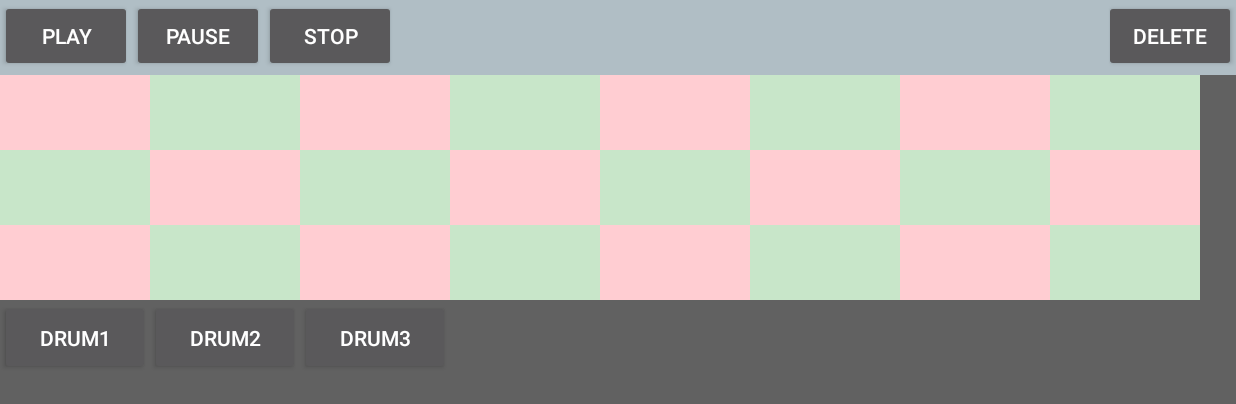
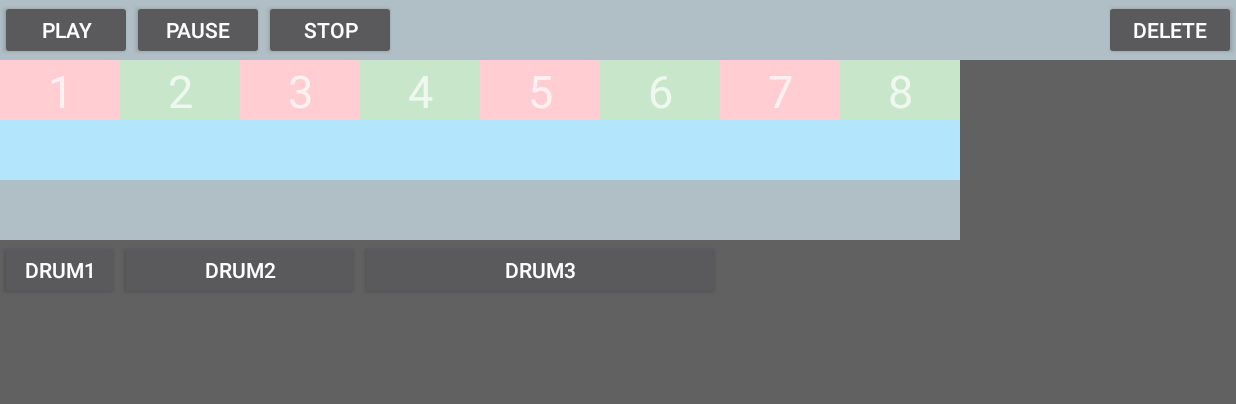
Before and after one commit to DarioArpesella/MusicMash, an Android app: the screen it shows after launch (MainActivity), on a phone screen of 824 x 412 dp (held sideways). Shown: the top 404 px of the screen. Run offline under Robolectric (Android 15) with nearby library versions, the phone set to English and light mode, and no system bars.

Commit message:
changed from table layout to relative layout

```diff
--- a/app/src/main/java/com/example/android/musicmash/MainActivity.java
+++ b/app/src/main/java/com/example/android/musicmash/MainActivity.java
@@ -5,6 +5,7 @@ import android.content.ClipData;
 import android.content.ClipDescription;
 import android.media.MediaPlayer;
 import android.os.Bundle;
+import android.text.Layout;
 import android.util.Log;
 import android.view.DragEvent;
 import android.view.View;
@@ -12,6 +13,7 @@ import android.view.View.OnDragListener;
 import android.widget.Button;
 import android.widget.LinearLayout;
 import android.view.View.OnClickListener;
+import android.widget.RelativeLayout;
 
 
 /*put a synopsis here
@@ -24,7 +26,7 @@ public class MainActivity extends Activity implements OnDragListener, View.OnLon
     MediaPlayer singleSoundByte;                                        //used in playSingleSoundByte method
     int singleSoundByteID;                                              //used in onClick and playSingleSoundByte methods
     static Button drum1, drum2, drum3;                                  //used in onDrag and onClick methods
-    LinearLayout cell_1_1, cell_1_2, cell_1_3;                          //used in onDrag and onClick methods
+    RelativeLayout rel1, rel2;                                          //used in onDrag and onClick methods
 
 
     @Override
@@ -38,9 +40,8 @@ public class MainActivity extends Activity implements OnDragListener, View.OnLon
         drum3 = (Button) findViewById(R.id.drum3);
 
         //link each layout to its respective xml id
-        cell_1_1 = (LinearLayout) findViewById(R.id.cell_1_1);
-        cell_1_2 = (LinearLayout) findViewById(R.id.cell_1_2);
-        cell_1_3 = (LinearLayout) findViewById(R.id.cell_1_3);
+        rel1 = (RelativeLayout) findViewById(R.id.rel1);
+        rel2 = (RelativeLayout) findViewById(R.id.rel2);
 
         //register a long click listener for the buttons
         drum1.setOnLongClickListener(this);
@@ -48,9 +49,8 @@ public class MainActivity extends Activity implements OnDragListener, View.OnLon
         drum3.setOnLongClickListener(this);
 
         //register drag event listeners for the target layout containers
-        cell_1_1.setOnDragListener(this);
-        cell_1_2.setOnDragListener(this);
-        cell_1_3.setOnDragListener(this);
+        rel1.setOnDragListener(this);
+        rel2.setOnDragListener(this);
     }
 
     //called when button has been touched and held
@@ -117,26 +117,17 @@ public class MainActivity extends Activity implements OnDragListener, View.OnLon
                 drag shadow released over the target view
                 the action only sent here if ACTION_DRAG_STARTED returned true
                 return true if successfully handled the drop else false*/
+                float x = draggedButtonView.getX();
+                Log.i(TAG, "x coord" + x);
 
-                //Looks at id of view button was dropped in and adds that button clone in said view (cell)
+                //Looks at id of view button was dropped in and adds that button clone in said view (relative layout)
                 switch (receivingLayoutView.getId()) {
-                    case R.id.cell_1_1:
+                    case R.id.rel1:
 
-                        Log.i(TAG, "cell_1_1");
-
-                        buttonSelection(draggedButtonView, receivingLayoutView);    //sends button and cell into buttonSelection method
+                        buttonSelection(draggedButtonView, receivingLayoutView);    //sends button and layout into buttonSelection method
                         return true;
 
-                    case R.id.cell_1_2:
-
-                        Log.i(TAG, "cell_1_2");
-
-                        buttonSelection(draggedButtonView, receivingLayoutView);
-                        return true;
-
-                    case R.id.cell_1_3:
-
-                        Log.i(TAG, "cell_1_3");
+                    case R.id.rel2:
 
                         buttonSelection(draggedButtonView, receivingLayoutView);
                         return true;
@@ -207,9 +198,9 @@ public class MainActivity extends Activity implements OnDragListener, View.OnLon
         }
     }
 
-    public boolean buttonSelection(View button, View cell) {
+    public boolean buttonSelection(View button, View layout) {
 
-        LinearLayout cellHolder = (LinearLayout) findViewById(cell.getId());    //gets the id of cell and places it in cellHolder
+        RelativeLayout layoutHolder = (RelativeLayout) findViewById(layout.getId());    //gets the id of layout and places it in layoutHolder
 
         switch (button.getId()) {
             case R.id.drum1:
@@ -223,8 +214,8 @@ public class MainActivity extends Activity implements OnDragListener, View.OnLon
                 drum1Cloned.setOnClickListener(this);         //setOnClickListener so that new button id can be sent to onClick method when tapped
                 drum1Cloned.setOnLongClickListener(this);     //setOnLongClickListener so that new button can be dragged
                 drum1Cloned.setWidth(drum1.getWidth());       //setWidth so that buttons look identical
-                drum1Cloned.setHeight(drum1.getHeight());     //setWidth so that buttons look identical
-                cellHolder.addView(drum1Cloned);              //add the new drum2Cloned button to top linear layout
+                drum1Cloned.setHeight(drum1.getHeight());     //setHeight so that buttons look identical
+                layoutHolder.addView(drum1Cloned);            //add the new drum1Cloned button to layout
                 return true;
 
             case R.id.drum2:
@@ -238,7 +229,7 @@ public class MainActivity extends Activity implements OnDragListener, View.OnLon
                 drum2Cloned.setOnLongClickListener(this);
                 drum2Cloned.setWidth(drum2.getWidth());
                 drum2Cloned.setHeight(drum2.getHeight());
-                cellHolder.addView(drum2Cloned);
+                layoutHolder.addView(drum2Cloned);
 
                 return true;
 
@@ -253,7 +244,7 @@ public class MainActivity extends Activity implements OnDragListener, View.OnLon
                 drum3Cloned.setOnLongClickListener(this);
                 drum3Cloned.setWidth(drum3.getWidth());
                 drum3Cloned.setHeight(drum3.getHeight());
-                cellHolder.addView(drum3Cloned);
+                layoutHolder.addView(drum3Cloned);
 
                 return true;
 
--- a/app/src/main/res/layout/activity_main.xml
+++ b/app/src/main/res/layout/activity_main.xml
@@ -8,7 +8,7 @@
 
     <RelativeLayout
         android:layout_width="match_parent"
-        android:layout_height="50dp"
+        android:layout_height="40dp"
         android:background="#B0BEC5"
         android:orientation="horizontal">
 
@@ -47,194 +47,116 @@
     <HorizontalScrollView
         android:id="@+id/top_hor_container"
         android:layout_width="match_parent"
-        android:layout_height="150dp"
+        android:layout_height="120dp"
         android:background="#616161">
 
         <TableLayout
             android:id="@+id/top_table_container"
             android:layout_width="match_parent"
-            android:layout_height="150dp"
+            android:layout_height="120dp"
             android:background="#CFD8DC">
 
             <TableRow>
 
-                <LinearLayout
+                <TextView
                     android:id="@+id/cell_1_1"
-                    android:layout_width="100dp"
-                    android:layout_height="50dp"
+                    android:layout_width="80dp"
+                    android:layout_height="40dp"
                     android:background="#FFCDD2"
+                    android:text="1"
+                    android:textSize="30dp"
+                    android:textAlignment="center"
                     android:orientation="horizontal" />
 
-                <LinearLayout
+                <TextView
                     android:id="@+id/cell_1_2"
-                    android:layout_width="100dp"
-                    android:layout_height="50dp"
+                    android:layout_width="80dp"
+                    android:layout_height="40dp"
                     android:background="#C8E6C9"
+                    android:text="2"
+                    android:textSize="30dp"
+                    android:textAlignment="center"
                     android:orientation="horizontal" />
 
-                <LinearLayout
+                <TextView
                     android:id="@+id/cell_1_3"
-                    android:layout_width="100dp"
-                    android:layout_height="50dp"
+                    android:layout_width="80dp"
+                    android:layout_height="40dp"
                     android:background="#FFCDD2"
+                    android:text="3"
+                    android:textSize="30dp"
+                    android:textAlignment="center"
                     android:orientation="horizontal" />
 
-                <LinearLayout
+                <TextView
                     android:id="@+id/cell_1_4"
-                    android:layout_width="100dp"
-                    android:layout_height="50dp"
+                    android:layout_width="80dp"
+                    android:layout_height="40dp"
                     android:background="#C8E6C9"
+                    android:text="4"
+                    android:textSize="30dp"
+                    android:textAlignment="center"
                     android:orientation="horizontal" />
 
-                <LinearLayout
+                <TextView
                     android:id="@+id/cell_1_5"
-                    android:layout_width="100dp"
-                    android:layout_height="50dp"
+                    android:layout_width="80dp"
+                    android:layout_height="40dp"
                     android:background="#FFCDD2"
+                    android:text="5"
+                    android:textSize="30dp"
+                    android:textAlignment="center"
                     android:orientation="horizontal" />
 
-                <LinearLayout
+                <TextView
                     android:id="@+id/cell_1_6"
-                    android:layout_width="100dp"
-                    android:layout_height="50dp"
+                    android:layout_width="80dp"
+                    android:layout_height="40dp"
                     android:background="#C8E6C9"
+                    android:text="6"
+                    android:textSize="30dp"
+                    android:textAlignment="center"
                     android:orientation="horizontal" />
 
-                <LinearLayout
+                <TextView
                     android:id="@+id/cell_1_7"
-                    android:layout_width="100dp"
-                    android:layout_height="50dp"
+                    android:layout_width="80dp"
+                    android:layout_height="40dp"
                     android:background="#FFCDD2"
+                    android:text="7"
+                    android:textSize="30dp"
+                    android:textAlignment="center"
                     android:orientation="horizontal" />
 
-                <LinearLayout
+                <TextView
                     android:id="@+id/cell_1_8"
-                    android:layout_width="100dp"
-                    android:layout_height="50dp"
+                    android:layout_width="80dp"
+                    android:layout_height="40dp"
                     android:background="#C8E6C9"
+                    android:text="8"
+                    android:textSize="30dp"
+                    android:textAlignment="center"
                     android:orientation="horizontal" />
 
             </TableRow>
 
-            <TableRow>
+            <RelativeLayout
+                android:id="@+id/rel1"
+                android:layout_width="match_parent"
+                android:layout_height="40dp"
+                android:background="#B3E5FC"
+                android:orientation="horizontal">
 
-                <LinearLayout
-                    android:id="@+id/cell_2_1"
-                    android:layout_width="100dp"
-                    android:layout_height="50dp"
-                    android:background="#C8E6C9"
-                    android:orientation="horizontal" />
+            </RelativeLayout>
 
-                <LinearLayout
-                    android:id="@+id/cell_2_2"
-                    android:layout_width="100dp"
-                    android:layout_height="50dp"
-                    android:background="#FFCDD2"
-                    android:orientation="horizontal" />
+            <RelativeLayout
+                android:id="@+id/rel2"
+                android:layout_width="match_parent"
+                android:layout_height="40dp"
+                android:background="#B0BEC5"
+                android:orientation="horizontal">
 
-                <LinearLayout
-                    android:id="@+id/cell_2_3"
-                    android:layout_width="100dp"
-                    android:layout_height="50dp"
-                    android:background="#C8E6C9"
-                    android:orientation="horizontal" />
-
-                <LinearLayout
-                    android:id="@+id/cell_2_4"
-                    android:layout_width="100dp"
-                    android:layout_height="50dp"
-                    android:background="#FFCDD2"
-                    android:orientation="horizontal" />
-
-                <LinearLayout
-                    android:id="@+id/cell_2_5"
-                    android:layout_width="100dp"
-                    android:layout_height="50dp"
-                    android:background="#C8E6C9"
-                    android:orientation="horizontal" />
-
-                <LinearLayout
-                    android:id="@+id/cell_2_6"
-                    android:layout_width="100dp"
-                    android:layout_height="50dp"
-                    android:background="#FFCDD2"
-                    android:orientation="horizontal" />
-
-                <LinearLayout
-                    android:id="@+id/cell_2_7"
-                    android:layout_width="100dp"
-                    android:layout_height="50dp"
-                    android:background="#C8E6C9"
-                    android:orientation="horizontal" />
-
-                <LinearLayout
-                    android:id="@+id/cell_2_8"
-                    android:layout_width="100dp"
-                    android:layout_height="50dp"
-                    android:background="#FFCDD2"
-                    android:orientation="horizontal" />
-
-            </TableRow>
-
-            <TableRow>
-
-                <LinearLayout
-                    android:id="@+id/cell_3_1"
-                    android:layout_width="100dp"
-                    android:layout_height="50dp"
-                    android:background="#FFCDD2"
-                    android:orientation="horizontal" />
-
-                <LinearLayout
-                    android:id="@+id/cell_3_2"
-                    android:layout_width="100dp"
-                    android:layout_height="50dp"
-                    android:background="#C8E6C9"
-                    android:orientation="horizontal" />
-
-                <LinearLayout
-                    android:id="@+id/cell_3_3"
-                    android:layout_width="100dp"
-                    android:layout_height="50dp"
-                    android:background="#FFCDD2"
-                    android:orientation="horizontal" />
-
-                <LinearLayout
-                    android:id="@+id/cell_3_4"
-                    android:layout_width="100dp"
-                    android:layout_height="50dp"
-                    android:background="#C8E6C9"
-                    android:orientation="horizontal" />
-
-                <LinearLayout
-                    android:id="@+id/cell_3_5"
-                    android:layout_width="100dp"
-                    android:layout_height="50dp"
-                    android:background="#FFCDD2"
-                    android:orientation="horizontal" />
-
-                <LinearLayout
-                    android:id="@+id/cell_3_6"
-                    android:layout_width="100dp"
-                    android:layout_height="50dp"
-                    android:background="#C8E6C9"
-                    android:orientation="horizontal" />
-
-                <LinearLayout
-                    android:id="@+id/cell_3_7"
-                    android:layout_width="100dp"
-                    android:layout_height="50dp"
-                    android:background="#FFCDD2"
-                    android:orientation="horizontal" />
-
-                <LinearLayout
-                    android:id="@+id/cell_3_8"
-                    android:layout_width="100dp"
-                    android:layout_height="50dp"
-                    android:background="#C8E6C9"
-                    android:orientation="horizontal" />
-
-            </TableRow>
+            </RelativeLayout>
 
         </TableLayout>
 
@@ -257,22 +179,22 @@
 
             <Button
                 android:id="@+id/drum1"
-                android:layout_width="100dp"
-                android:layout_height="50dp"
+                android:layout_width="80dp"
+                android:layout_height="40dp"
                 android:onClick="onClick"
                 android:text="drum1" />
 
             <Button
                 android:id="@+id/drum2"
-                android:layout_width="100dp"
-                android:layout_height="50dp"
+                android:layout_width="160dp"
+                android:layout_height="40dp"
                 android:onClick="onClick"
                 android:text="drum2" />
 
             <Button
                 android:id="@+id/drum3"
-                android:layout_width="100dp"
-                android:layout_height="50dp"
+                android:layout_width="240dp"
+                android:layout_height="40dp"
                 android:onClick="onClick"
                 android:text="drum3" />
 
```
